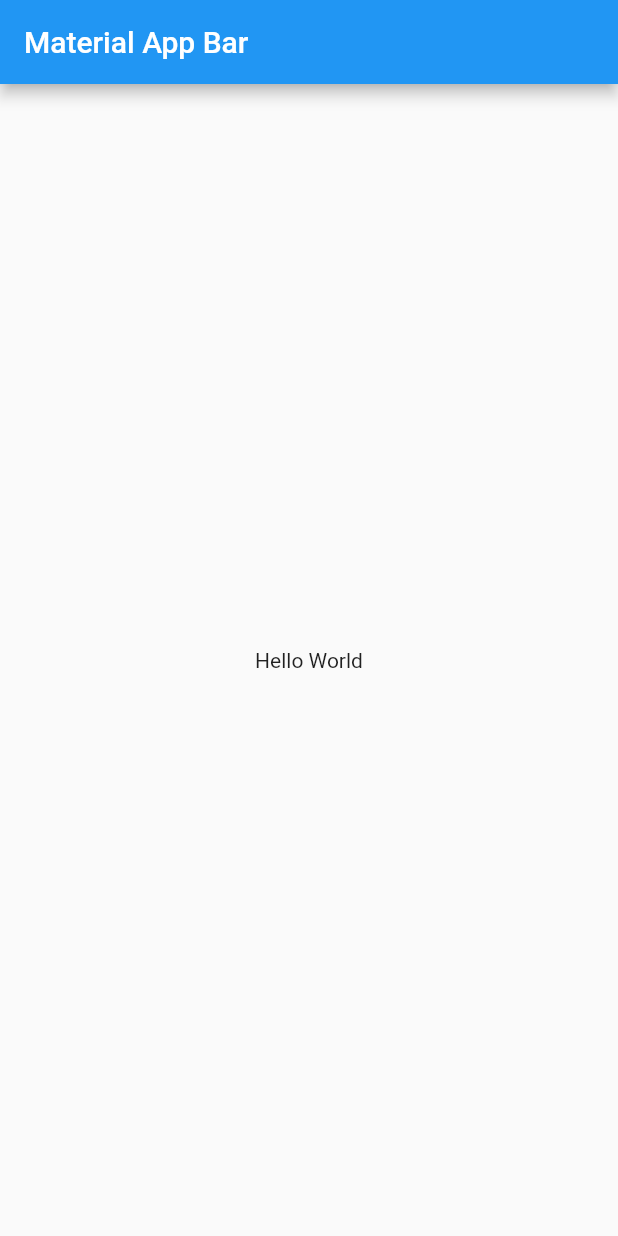
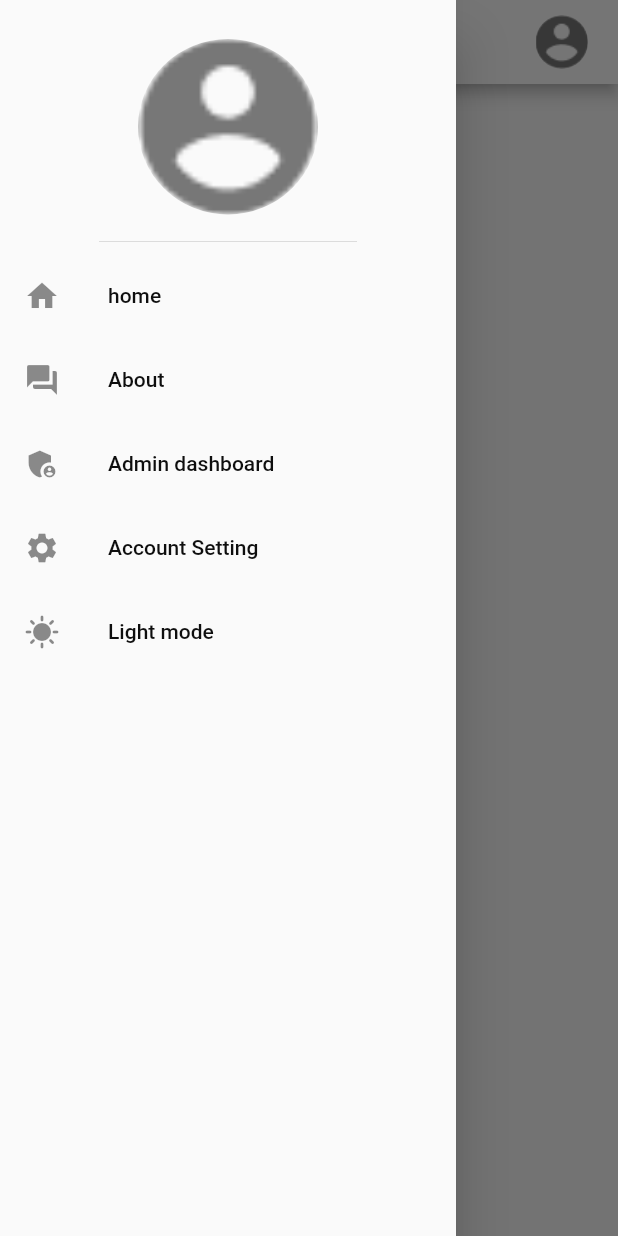
Before and after one commit to Afuh-Christian/exam-frontend, a Flutter app: the screen it shows after launch, with the side drawer open (before the commit the screen has no drawer), on a phone screen of 412 x 824 dp. Run offline on Flutter 3.47's test engine with Material 2 defaults, Android fonts, the phone set to English and light mode, and no system bars; our stand-ins replace flutter_svg.

Commit message:
finshed nav bar and sliding menu design

```diff
--- /dev/null
+++ b/lib/Pages/HomePage.dart
@@ -0,0 +1,130 @@
+import 'package:flutter/material.dart';
+import 'package:flutter_svg/svg.dart';
+
+class NavItem {
+  String? titlename;
+  Widget? icon;
+  String? link;
+  NavItem(
+    this.icon,
+    this.link,
+    this.titlename,
+  );
+}
+
+List navitems = [
+  {
+    "titlename" : "home" ,
+    "icon": const Icon(Icons.home),
+
+  },
+  {
+    "titlename" : "About" ,
+    "icon": const Icon(Icons.question_answer),
+
+  },
+  {
+    "titlename" : "Admin dashboard" ,
+    "icon": const Icon(Icons.admin_panel_settings),
+
+  },
+  {
+    "titlename" : "Account Setting" ,
+    "icon": const Icon(Icons.settings),
+
+  },
+  {
+    "titlename" : "Light mode" ,
+    "icon": const Icon(Icons.sunny),
+
+  },
+];
+
+
+class HomePage extends StatelessWidget {
+  const HomePage({
+    super.key,
+  });
+
+  @override
+  Widget build(BuildContext context) {
+    return Scaffold(
+        appBar: AppBar(
+            title: SizedBox(
+              width: 120,
+              child: Row(
+                  mainAxisAlignment: MainAxisAlignment.spaceAround,
+                  crossAxisAlignment: CrossAxisAlignment.center,
+                  children: [
+                    // Icon(Icons.book, color: Colors.black,size: 20),
+                    SvgPicture.asset(
+                      "images/booka.svg",
+                      width: 22,
+                      height: 22,
+                    ),
+
+                    const Text(
+                      "Exam",
+                      style: TextStyle(
+                        color: Color.fromARGB(255, 63, 62, 62),
+                        fontSize: 21,
+                        fontWeight: FontWeight.w500,
+                      ),
+                    ),
+                    SvgPicture.asset(
+                      "images/bookb.svg",
+                      width: 22,
+                      height: 22,
+                    ),
+                  ]),
+            ),
+            backgroundColor: Colors.white,
+            centerTitle: true,
+            iconTheme: const IconThemeData(color: Colors.black),
+            actions: [
+              Padding(
+                padding: EdgeInsets.only(right: 20, top: 10, bottom: 10),
+                // child: Icon(Icons.facebook),
+                child: ClipRRect(
+                    borderRadius: BorderRadius.circular(3000.0),
+                    child: Image.asset(
+                      "images/nouser.png",
+                      width: 35,
+                      height: 32,
+                      fit: BoxFit.cover,
+                    )),
+              )
+            ]),
+        drawer: Drawer(
+          child: Column(children: [
+            DrawerHeader(
+              child: Padding(
+                padding: const EdgeInsets.only(
+                    top: 10, bottom: 10, left: 10, right: 10),
+                child: ClipOval(
+                    // borderRadius: BorderRadius.circular(3000.0),
+                    child: Image.asset(
+                  "images/nouser.png",
+                  width: 120,
+                  height: 120,
+                  fit: BoxFit.cover,
+                )),
+              ),
+            ),
+            Expanded(
+              child: ListView.builder(
+                  itemCount: navitems.length,
+                  itemBuilder: (context, index) {
+                    return ListTile(
+                      textColor: Color.fromARGB(255, 14, 14, 14),
+                      hoverColor: Color.fromARGB(255, 136, 135, 135),
+                      leading: navitems[index]["icon"],
+                      title: Text(navitems[index]["titlename"]),
+                    );
+                  }),
+            )
+          ]),
+        ),
+        body: const Center(child: Text("Hello")));
+  }
+}
--- a/lib/main.dart
+++ b/lib/main.dart
@@ -1,4 +1,6 @@
 import 'package:flutter/material.dart';
+import 'package:flutter_svg/flutter_svg.dart';
+import 'Pages/HomePage.dart';
 
 void main() => runApp(const MyApp());
 
@@ -9,25 +11,8 @@ class MyApp extends StatelessWidget {
   Widget build(BuildContext context) {
     return const MaterialApp(
       title: 'Exam',
+      debugShowCheckedModeBanner: false,
       home: HomePage(),
     );
   }
 }
-
-class HomePage extends StatelessWidget {
-  const HomePage({
-    super.key,
-  });
-
-  @override
-  Widget build(BuildContext context) {
-    return Scaffold(
-      appBar: AppBar(
-        title: const Text('Material App Bar'),
-      ),
-      body: const Center(
-        child: Text('Hello World'),
-      ),
-    );
-  }
-}
--- a/pubspec.yaml
+++ b/pubspec.yaml
@@ -35,6 +35,7 @@ dependencies:
   # The following adds the Cupertino Icons font to your application.
   # Use with the CupertinoIcons class for iOS style icons.
   cupertino_icons: ^1.0.2
+  flutter_svg: ^2.0.5
 
 dev_dependencies:
   flutter_test:
@@ -59,8 +60,8 @@ flutter:
   uses-material-design: true
 
   # To add assets to your application, add an assets section, like this:
-  # assets:
-  #   - images/a_dot_burr.jpeg
+  assets:
+    - images/
   #   - images/a_dot_ham.jpeg
 
   # An image asset can refer to one or more resolution-specific "variants", see
```
Also changed, not shown: images/afuh.jpg (added), images/booka.svg (added), images/bookb.svg (added), images/nouser.png (added), pubspec.lock.
